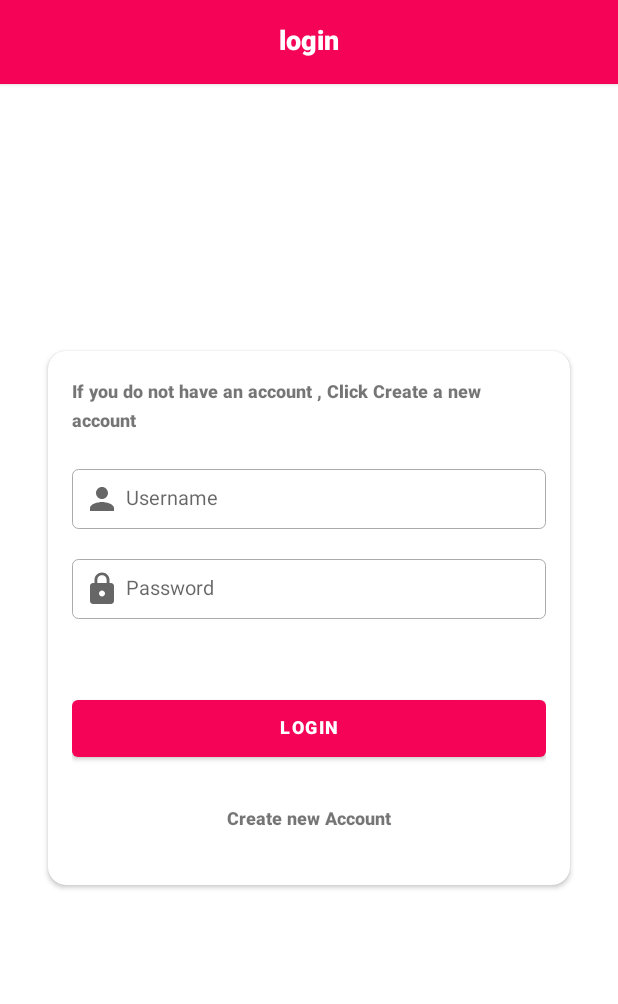
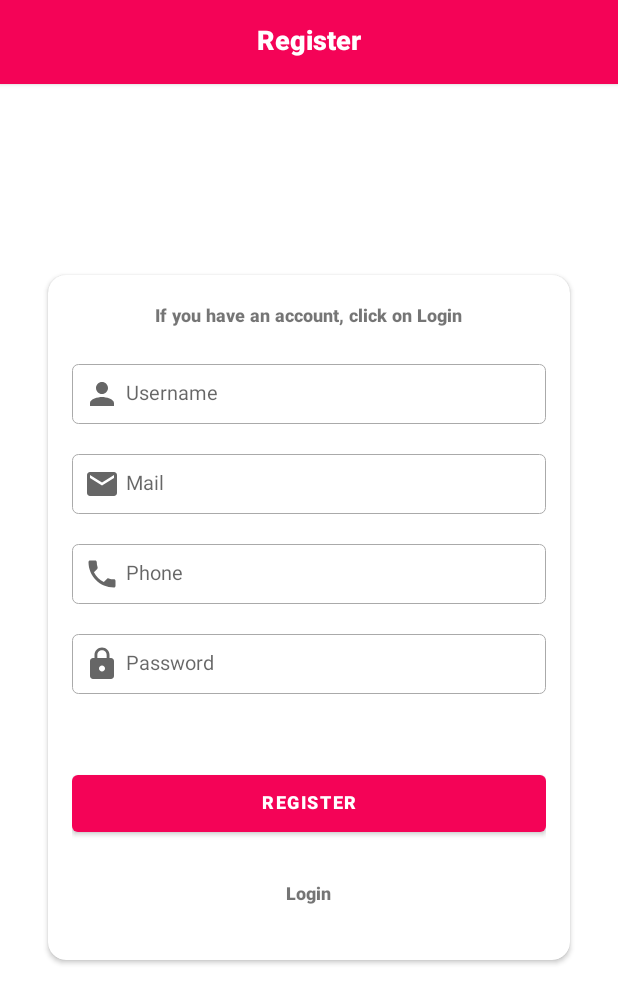
Before and after one commit to mamad2050/BookShop, an Android app: the screen it shows after launch (LoginActivity before the commit, RegisterActivity after it), on a phone screen of 412 x 824 dp. Shown: the top 1004 px of the screen. Run offline under Robolectric (Android 15) with nearby library versions, the phone set to English and light mode, and no system bars.

Commit message:
create register page ui

```diff
--- a/app/src/main/AndroidManifest.xml
+++ b/app/src/main/AndroidManifest.xml
@@ -13,15 +13,18 @@
         android:theme="@style/Theme.BookShop"
         android:usesCleartextTraffic="true">
         <activity android:name=".Activity.LoginActivity">
+
+        </activity>
+
+        <activity android:name=".Activity.RegisterActivity" >
+
             <intent-filter>
                 <action android:name="android.intent.action.MAIN" />
 
                 <category android:name="android.intent.category.LAUNCHER" />
             </intent-filter>
+
         </activity>
-
-
-        <activity android:name=".Activity.RegisterActivity" />
         <activity android:name=".HomeActivity">
 
         </activity>
--- /dev/null
+++ b/app/src/main/res/drawable/ic_baseline_email_24.xml
@@ -0,0 +1,10 @@
+<vector xmlns:android="http://schemas.android.com/apk/res/android"
+    android:width="24dp"
+    android:height="24dp"
+    android:viewportWidth="24"
+    android:viewportHeight="24"
+    android:tint="?attr/colorControlNormal">
+  <path
+      android:fillColor="@android:color/white"
+      android:pathData="M20,4L4,4c-1.1,0 -1.99,0.9 -1.99,2L2,18c0,1.1 0.9,2 2,2h16c1.1,0 2,-0.9 2,-2L22,6c0,-1.1 -0.9,-2 -2,-2zM20,8l-8,5 -8,-5L4,6l8,5 8,-5v2z"/>
+</vector>
--- /dev/null
+++ b/app/src/main/res/drawable/ic_baseline_local_phone_24.xml
@@ -0,0 +1,10 @@
+<vector xmlns:android="http://schemas.android.com/apk/res/android"
+    android:width="24dp"
+    android:height="24dp"
+    android:viewportWidth="24"
+    android:viewportHeight="24"
+    android:tint="?attr/colorControlNormal">
+  <path
+      android:fillColor="@android:color/white"
+      android:pathData="M6.62,10.79c1.44,2.83 3.76,5.14 6.59,6.59l2.2,-2.2c0.27,-0.27 0.67,-0.36 1.02,-0.24 1.12,0.37 2.33,0.57 3.57,0.57 0.55,0 1,0.45 1,1V20c0,0.55 -0.45,1 -1,1 -9.39,0 -17,-7.61 -17,-17 0,-0.55 0.45,-1 1,-1h3.5c0.55,0 1,0.45 1,1 0,1.25 0.2,2.45 0.57,3.57 0.11,0.35 0.03,0.74 -0.25,1.02l-2.2,2.2z"/>
+</vector>
--- a/app/src/main/res/layout/activity_login.xml
+++ b/app/src/main/res/layout/activity_login.xml
@@ -17,9 +17,8 @@
         app:layout_constraintTop_toTopOf="parent">
 
         <TextView
-            android:id="@+id/txt_shop_name"
+
             style="@style/toolbarTitleStyle"
-
             android:layout_width="wrap_content"
             android:layout_height="wrap_content"
             android:layout_centerInParent="true"
@@ -52,7 +51,7 @@
                 android:layout_gravity="center_horizontal"
                 android:gravity="center_vertical"
                 android:lineSpacingExtra="4dp"
-                android:text="@string/login_card_header_texx" />
+                android:text="@string/login_card_header_text" />
 
 
             <EditText
@@ -67,7 +66,7 @@
                 android:hint="@string/username" />
 
             <EditText
-                android:id="@+id/loginActivity_edt_phone"
+                android:id="@+id/loginActivity_edt_password"
                 style="@style/editTextStyle"
                 android:layout_width="match_parent"
                 android:layout_height="wrap_content"
@@ -78,12 +77,12 @@
 
 
             <Button
-                android:id="@+id/loginActivity_btn_login"
+                android:id="@+id/login_btn"
                 style="@style/buttonStyle"
                 android:layout_width="match_parent"
                 android:layout_height="50dp"
                 android:layout_marginTop="48dp"
-                android:text="@string/login" />
+                android:text="@string/login_btn_text" />
 
 
             <TextView
--- a/app/src/main/res/layout/activity_register.xml
+++ b/app/src/main/res/layout/activity_register.xml
@@ -1,9 +1,123 @@
 <?xml version="1.0" encoding="utf-8"?>
-<androidx.constraintlayout.widget.ConstraintLayout xmlns:android="http://schemas.android.com/apk/res/android"
+<RelativeLayout xmlns:android="http://schemas.android.com/apk/res/android"
     xmlns:app="http://schemas.android.com/apk/res-auto"
     xmlns:tools="http://schemas.android.com/tools"
     android:layout_width="match_parent"
     android:layout_height="match_parent"
     tools:context=".Activity.RegisterActivity">
 
-</androidx.constraintlayout.widget.ConstraintLayout>
+    <RelativeLayout
+        android:id="@+id/loginActivity_toolbar"
+        android:layout_width="match_parent"
+        android:layout_height="?attr/actionBarSize"
+        android:background="@color/toolBarColor"
+        android:elevation="2dp"
+        app:layout_constraintEnd_toEndOf="parent"
+        app:layout_constraintStart_toStartOf="parent"
+        app:layout_constraintTop_toTopOf="parent">
+
+        <TextView
+
+            style="@style/toolbarTitleStyle"
+            android:layout_width="wrap_content"
+            android:layout_height="wrap_content"
+            android:layout_centerInParent="true"
+            android:layout_centerVertical="true"
+            android:fontFamily="@font/iransans_black"
+            android:gravity="center_horizontal"
+            android:text="@string/register" />
+
+
+    </RelativeLayout>
+
+    <androidx.cardview.widget.CardView
+        android:layout_width="match_parent"
+        android:layout_height="wrap_content"
+        android:layout_centerInParent="true"
+        android:layout_margin="32dp"
+        app:cardCornerRadius="12dp"
+        app:cardElevation="2dp">
+
+        <LinearLayout
+            android:layout_width="match_parent"
+            android:layout_height="match_parent"
+            android:orientation="vertical"
+            android:padding="16dp">
+
+            <TextView
+                style="@style/titleStyle"
+                android:layout_width="wrap_content"
+                android:layout_height="wrap_content"
+                android:layout_gravity="center_horizontal"
+                android:gravity="center_vertical"
+                android:lineSpacingExtra="4dp"
+                android:text="@string/register_card_header_text" />
+
+
+            <EditText
+
+                android:id="@+id/loginActivity_edt_user"
+                style="@style/editTextStyle"
+                android:layout_width="match_parent"
+                android:layout_height="wrap_content"
+                android:layout_marginTop="20dp"
+                android:background="@drawable/bg_edittext"
+                android:drawableStart="@drawable/ic_baseline_person_24"
+                android:hint="@string/username" />
+
+            <EditText
+                android:id="@+id/registerActivity_edt_mail"
+                style="@style/editTextStyle"
+                android:layout_width="match_parent"
+                android:layout_height="wrap_content"
+                android:layout_marginTop="20dp"
+                android:background="@drawable/bg_edittext"
+                android:drawableStart="@drawable/ic_baseline_email_24"
+                android:hint="@string/mail" />
+
+            <EditText
+                android:id="@+id/registerActivity_edt_phone"
+                style="@style/editTextStyle"
+                android:layout_width="match_parent"
+                android:layout_height="wrap_content"
+                android:layout_marginTop="20dp"
+                android:background="@drawable/bg_edittext"
+                android:drawableStart="@drawable/ic_baseline_local_phone_24"
+                android:hint="@string/phone" />
+
+            <EditText
+                android:id="@+id/RegisterActivity_edt_password"
+                style="@style/editTextStyle"
+                android:layout_width="match_parent"
+                android:layout_height="wrap_content"
+                android:layout_marginTop="20dp"
+                android:background="@drawable/bg_edittext"
+                android:drawableStart="@drawable/ic_baseline_lock_24"
+                android:hint="@string/password" />
+
+
+            <Button
+                android:id="@+id/register_btn"
+                style="@style/buttonStyle"
+                android:layout_width="match_parent"
+                android:layout_height="50dp"
+                android:layout_marginTop="48dp"
+                android:text="@string/register_btn_txt" />
+
+
+            <TextView
+                style="@style/titleStyle"
+                android:layout_width="wrap_content"
+                android:layout_height="wrap_content"
+                android:layout_gravity="center_horizontal"
+                android:layout_marginTop="24dp"
+                android:layout_marginBottom="16dp"
+                android:text="@string/login_btn_text" />
+
+        </LinearLayout>
+
+
+    </androidx.cardview.widget.CardView>
+
+
+</RelativeLayout>
--- a/app/src/main/res/values/strings.xml
+++ b/app/src/main/res/values/strings.xml
@@ -9,9 +9,14 @@
     <string name="home_fragment_offer_textView">Remaining time until all the amazing offers</string>
     <string name="nav_shopping_cart">Shopping Cart</string>
     <string name="login_text">login</string>
-    <string name="login_card_header_texx">If you do not have an account , Click Create a new account</string>
+    <string name="login_card_header_text">If you do not have an account , Click Create a new account</string>
     <string name="username">Username</string>
     <string name="password">Password</string>
-    <string name="login">Login</string>
+    <string name="login_btn_text">Login</string>
     <string name="new_account">Create new Account</string>
+    <string name="register">Register</string>
+    <string name="register_card_header_text">If you have an account, click on Login</string>
+    <string name="register_btn_txt">Register</string>
+    <string name="mail">Mail</string>
+    <string name="phone">Phone</string>
 </resources>
```
Also changed, not shown: 1 other file.
